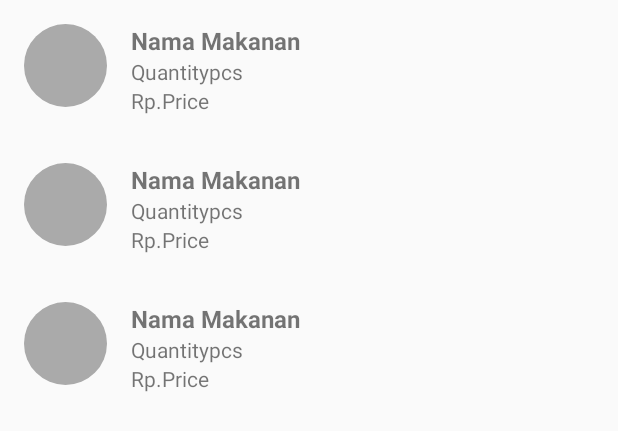
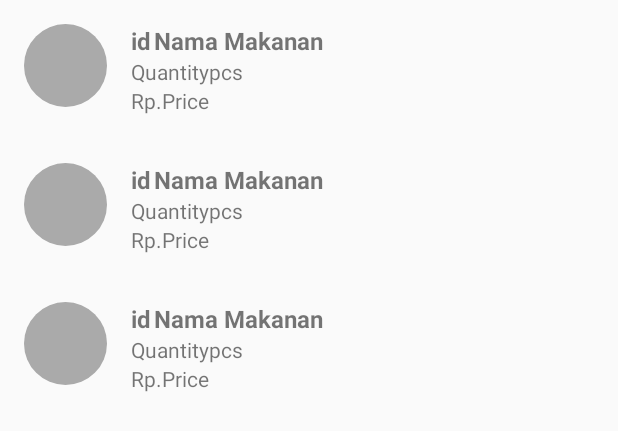
Before and after one commit to yudhayunantop/ProjectUAS, an Android app: the layout activity_pesanan.xml on its own in the app's theme, with its tools: preview values and no code run, on a phone screen of 412 x 824 dp. Shown: the top 431 px of the screen. Run offline under Robolectric (Android 15) with nearby library versions, the phone set to English and light mode, and no system bars.

```diff
--- a/app/src/main/java/com/dicoding/picodiploma/ProjectUAS/activity/PesanActivity.kt
+++ b/app/src/main/java/com/dicoding/picodiploma/ProjectUAS/activity/PesanActivity.kt
@@ -93,6 +93,7 @@ class PesanActivity : AppCompatActivity() {
             dataSummary.putExtra(SummaryPesanActivity.PRICE, price)
             dataSummary.putExtra(SummaryPesanActivity.TOTAL, bayar)
             dataSummary.putExtra(SummaryPesanActivity.JUMLAH, quantity)
+            dataSummary.putExtra(SummaryPesanActivity.USERNAME, username)
 
             startActivity(dataSummary)
             finish()
--- a/app/src/main/java/com/dicoding/picodiploma/ProjectUAS/activity/PesananActivity.kt
+++ b/app/src/main/java/com/dicoding/picodiploma/ProjectUAS/activity/PesananActivity.kt
@@ -2,13 +2,13 @@ package com.dicoding.picodiploma.ProjectUAS.activity
 
 import androidx.appcompat.app.AppCompatActivity
 import android.os.Bundle
-import android.widget.Toast
 import androidx.lifecycle.Observer
 import androidx.lifecycle.ViewModelProvider
 import androidx.recyclerview.widget.LinearLayoutManager
 import androidx.recyclerview.widget.RecyclerView
 import com.dicoding.picodiploma.ProjectUAS.R
 import com.dicoding.picodiploma.ProjectUAS.adapter.ListPesananAdapter
+import com.dicoding.picodiploma.ProjectUAS.data.food
 import com.dicoding.picodiploma.ProjectUAS.foodViewModel
 
 class PesananActivity : AppCompatActivity() {
@@ -26,7 +26,7 @@ class PesananActivity : AppCompatActivity() {
         var username = intent.getStringExtra(MainActivity.USERNAME)
 
         //set judul
-        supportActionBar?.title = "Riwayat Pesanan"
+        supportActionBar?.title = "Riwayat Pesanan " + username
 
         //deklarasi adapter dan recyclerView
         val recyclerView = findViewById<RecyclerView>(R.id.rv_pesanan)
--- a/app/src/main/java/com/dicoding/picodiploma/ProjectUAS/activity/SummaryPesanActivity.kt
+++ b/app/src/main/java/com/dicoding/picodiploma/ProjectUAS/activity/SummaryPesanActivity.kt
@@ -15,6 +15,7 @@ class SummaryPesanActivity : AppCompatActivity() {
         const val PRICE = "extra_price"
         const val JUMLAH = "extra_jumlah"
         const val TOTAL = "extra_total"
+        const val USERNAME = "extra_username"
     }
 
     private var quantity = 0
@@ -28,6 +29,8 @@ class SummaryPesanActivity : AppCompatActivity() {
 
         // set judul
         supportActionBar?.title = intent.getStringExtra(PesanActivity.NAMA)
+
+        var username = intent.getStringExtra(PesanActivity.USERNAME)
 
         //menangkap data nama, harga, jumlah dari intent dan set ke textView
         val nameMakananText = findViewById<View>(R.id.nama_makanan) as TextView
@@ -49,6 +52,7 @@ class SummaryPesanActivity : AppCompatActivity() {
         //button intent ke halaman MainAcitivity
         kembali.setOnClickListener {
             val back = Intent(baseContext, MainActivity::class.java)
+            back.putExtra(MainActivity.USERNAME, username)
             startActivity(back)
             finish()
         }
--- a/app/src/main/res/layout/activity_login.xml
+++ b/app/src/main/res/layout/activity_login.xml
@@ -49,7 +49,7 @@
         android:id="@+id/textView2"
         android:layout_width="wrap_content"
         android:layout_height="wrap_content"
-        android:layout_marginTop="225dp"
+        android:layout_marginTop="200dp"
         android:text="@string/jajanan_pasar_toko_abc"
         android:textColor="#FFFFFF"
         android:textSize="30sp"
--- a/app/src/main/res/layout/item_row_pesanan.xml
+++ b/app/src/main/res/layout/item_row_pesanan.xml
@@ -15,13 +15,24 @@
         tools:src="@android:color/darker_gray" />
 
     <TextView
+        android:id="@+id/tv_foodID"
+        android:layout_width="wrap_content"
+        android:layout_height="wrap_content"
+        android:layout_marginStart="16dp"
+        android:text="@string/id"
+        android:textSize="16sp"
+        android:textStyle="bold"
+        app:layout_constraintStart_toEndOf="@+id/img_item_photo"
+        app:layout_constraintTop_toTopOf="parent" />
+
+    <TextView
         android:id="@+id/tv_item_name"
         android:layout_width="wrap_content"
         android:layout_height="wrap_content"
-        android:layout_marginStart="16dp"
+        android:layout_marginStart="2dp"
         android:textSize="16sp"
         android:textStyle="bold"
-        app:layout_constraintStart_toEndOf="@+id/img_item_photo"
+        app:layout_constraintStart_toEndOf="@+id/tv_foodID"
         app:layout_constraintTop_toTopOf="parent"
         tools:text="@string/food_name" />
 
@@ -59,4 +70,5 @@
         app:layout_constraintStart_toEndOf="@+id/img_item_photo"
         app:layout_constraintTop_toBottomOf="@+id/textView5" />
 
+
 </androidx.constraintlayout.widget.ConstraintLayout>
--- a/app/src/main/res/values/strings.xml
+++ b/app/src/main/res/values/strings.xml
@@ -27,5 +27,6 @@
     <string name="username">Username</string>
     <string name="login">Login</string>
     <string name="jajanan_pasar_toko_abc">Jajanan Pasar Toko ABC</string>
+    <string name="id">id</string>
 
 </resources>
```
Also changed, not shown: app/src/main/java/com/dicoding/picodiploma/ProjectUAS/adapter/ListPesananAdapter.kt (+5 -9 lines), app/src/main/java/com/dicoding/picodiploma/ProjectUAS/data/FoodDao.kt (+1 -7 lines), app/src/main/java/com/dicoding/picodiploma/ProjectUAS/data/FoodRepository.kt (+3 -27 lines), app/src/main/java/com/dicoding/picodiploma/ProjectUAS/foodViewModel.kt (+1 -7 lines), app/src/main/java/com/dicoding/picodiploma/ProjectUAS/data/food.kt (line endings or trailing spaces).
